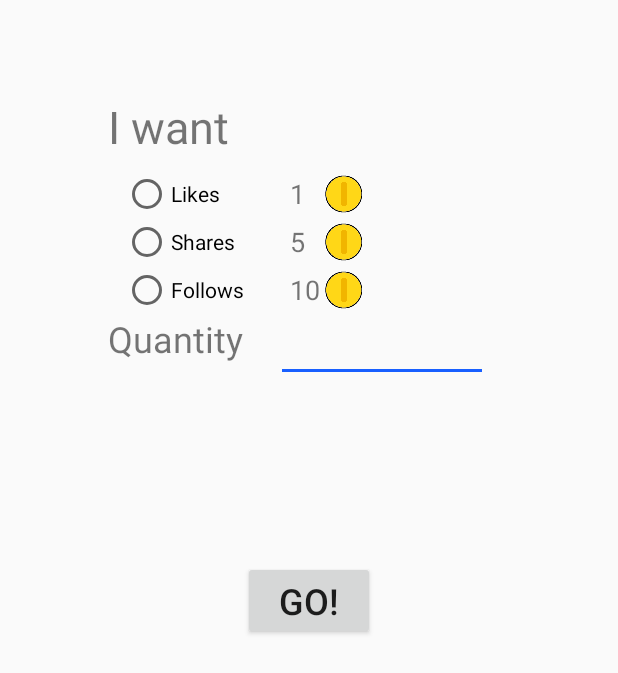
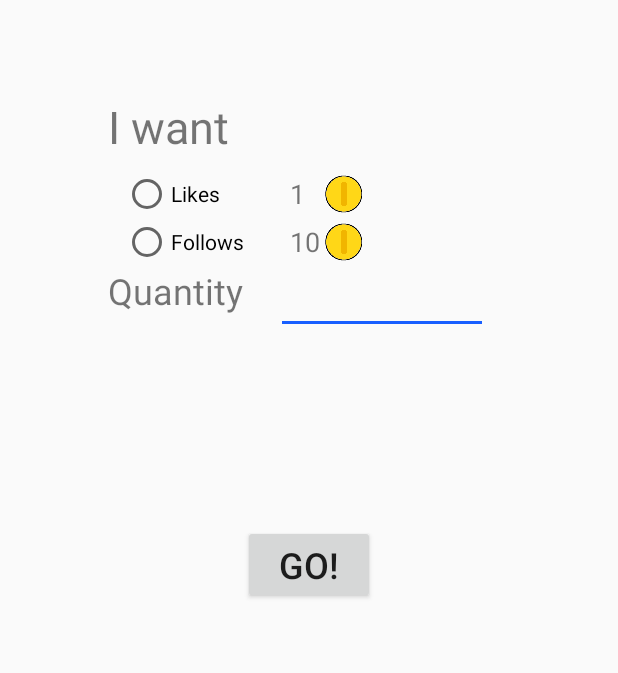
Before and after one commit to rscsam/Social-Contract, an Android app: the layout fragment_instagram_grow.xml on its own in the app's theme, with its tools: preview values and no code run, on a phone screen of 412 x 824 dp. Shown: the top 673 px of the screen. Run offline under Robolectric (Android 15) with nearby library versions, the phone set to English and light mode, and no system bars; network calls fail.

Commit message:
Remove shares from instagram_grow layout and minor code cleanup.

```diff
--- a/app/src/main/java/jd7337/socialcontract/controller/activity/InstagramFeedActivity.java
+++ b/app/src/main/java/jd7337/socialcontract/controller/activity/InstagramFeedActivity.java
@@ -75,7 +75,6 @@ public class InstagramFeedActivity extends AppCompatActivity {
                         }
                     }
                 }
-                System.out.println("If it gets here it should have worked idk");
                 final InstagramPostAdapter adapter = new InstagramPostAdapter(context, posts, userId);
                 adapter.setListener(new InstagramPostAdapter.PostSelectListener() {
                     @Override
--- a/app/src/main/java/jd7337/socialcontract/controller/activity/MainActivity.java
+++ b/app/src/main/java/jd7337/socialcontract/controller/activity/MainActivity.java
@@ -442,9 +442,6 @@ public class MainActivity extends AppCompatActivity implements
             public void onResult(boolean success, JSONObject response) throws JSONException {
                 JSONArray twitter = response.getJSONArray("twitter");
                 JSONArray instagram = response.getJSONArray("instagram");
-                System.out.println(twitter.toString());
-                System.out.println(instagram.toString());
-                System.out.println(response.toString());
             }
         });
     }
--- a/app/src/main/java/jd7337/socialcontract/controller/fragment/GrowFragment.java
+++ b/app/src/main/java/jd7337/socialcontract/controller/fragment/GrowFragment.java
@@ -175,9 +175,6 @@ public class GrowFragment extends Fragment {
                                         case "Like":
                                             price = 1;
                                             break;
-                                        case "Share":
-                                            price = 5;
-                                            break;
                                         case "Follow":
                                             price = 10;
                                             break;
--- a/app/src/main/res/layout/fragment_instagram_grow.xml
+++ b/app/src/main/res/layout/fragment_instagram_grow.xml
@@ -42,15 +42,6 @@
                 tools:layout_editor_absoluteY="172dp" />
 
             <RadioButton
-                android:id="@+id/instagram_share_rb"
-                android:layout_width="wrap_content"
-                android:layout_height="wrap_content"
-                android:layout_weight="1"
-                android:text="Shares"
-                tools:layout_editor_absoluteX="64dp"
-                tools:layout_editor_absoluteY="204dp" />
-
-            <RadioButton
                 android:id="@+id/instagram_follow_rb"
                 android:layout_width="wrap_content"
                 android:layout_height="wrap_content"
@@ -78,14 +69,6 @@
                 android:textSize="18sp" />
 
             <TextView
-                android:id="@+id/in_share_price_tv"
-                android:layout_width="match_parent"
-                android:layout_height="32dp"
-                android:gravity="center_vertical"
-                android:text="5"
-                android:textSize="18sp" />
-
-            <TextView
                 android:id="@+id/in_follow_price_tv"
                 android:layout_width="match_parent"
                 android:layout_height="32dp"
@@ -105,13 +88,6 @@
 
             <ImageView
                 android:id="@+id/in_like_coin_iv"
-                android:layout_width="32dp"
-                android:layout_height="32dp"
-                android:src="@drawable/coin_icon"
-                />
-
-            <ImageView
-                android:id="@+id/in_share_coin_iv"
                 android:layout_width="32dp"
                 android:layout_height="32dp"
                 android:src="@drawable/coin_icon"
```
Also changed, not shown: app/src/main/java/jd7337/socialcontract/controller/delegate/SocialMediaDelegate.java (+0 -26 lines).
